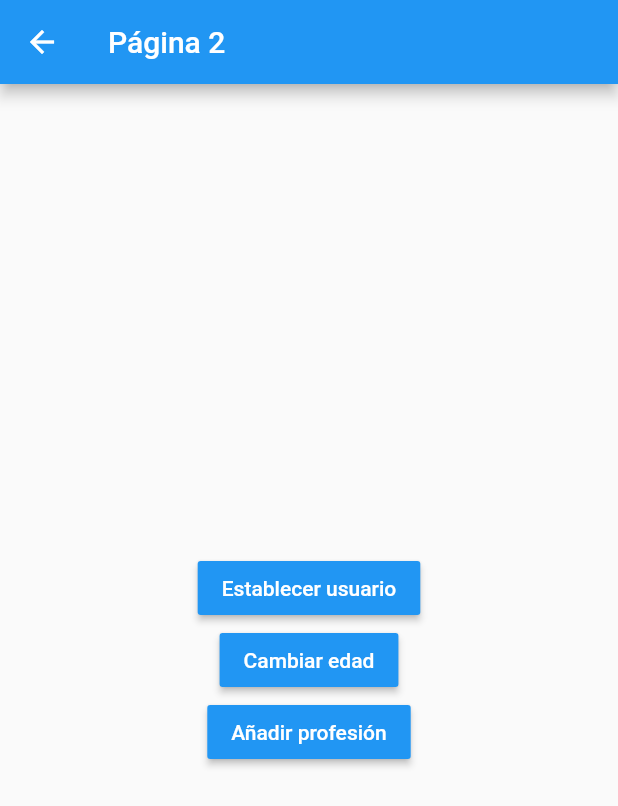
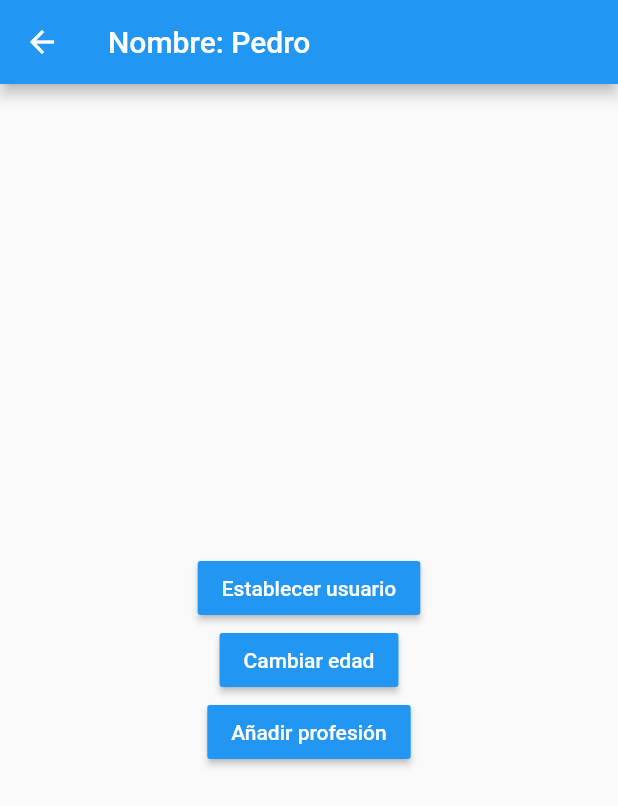
Before and after one commit to pedromolesp/flutter_states, a Flutter app: the Pagina2Page screen opened by its route, after a tap on "Establecer usuario", on a phone screen of 412 x 824 dp. Shown: the top 806 px of the screen. Run offline on Flutter 3.47's test engine with Material 2 defaults, Android fonts, the phone set to English and light mode, and no system bars; accounts and stored records are empty.

```diff
--- a/lib/pages/pagina2_page.dart
+++ b/lib/pages/pagina2_page.dart
@@ -9,7 +9,9 @@ class Pagina2Page extends StatelessWidget {
     final usuarioService = Provider.of<UsuarioService>(context);
     return Scaffold(
       appBar: AppBar(
-        title: const Text("Página 2"),
+        title: usuarioService.existeUsuario
+            ? Text('Nombre: ${usuarioService.usuario?.nombre}')
+            : Text('Página 2'),
       ),
       body: Center(
         child: Column(
```
